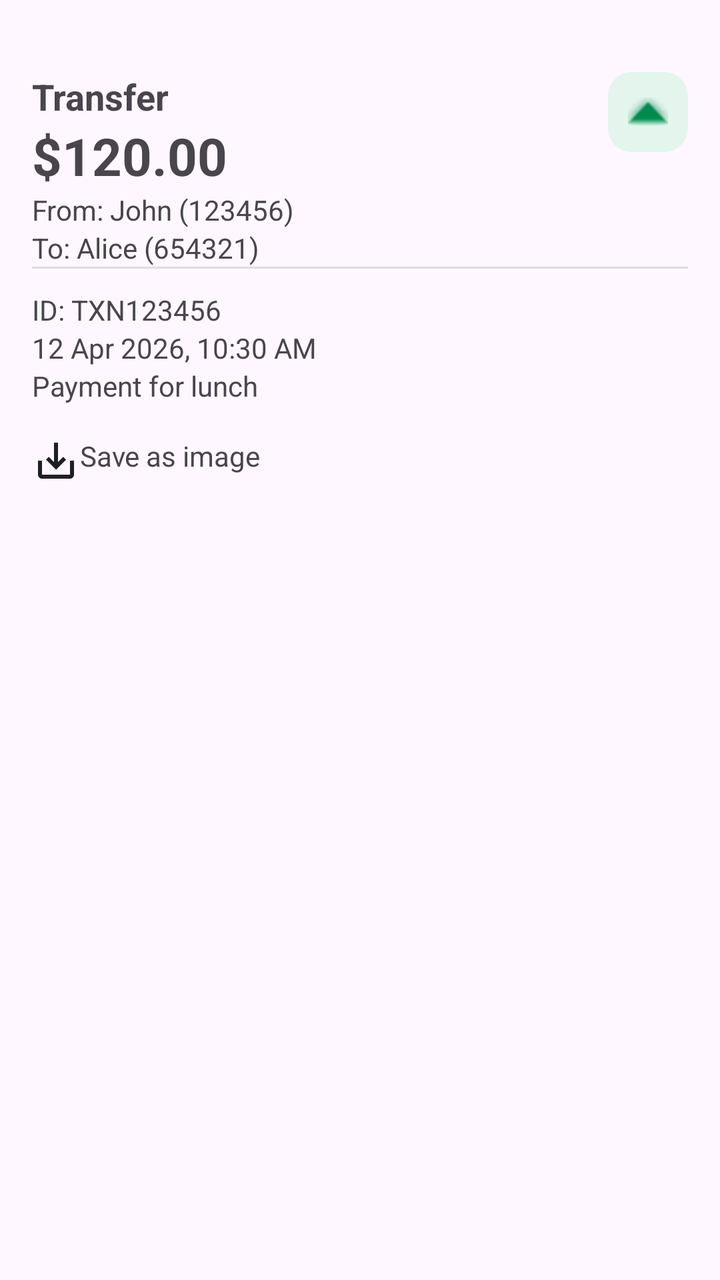
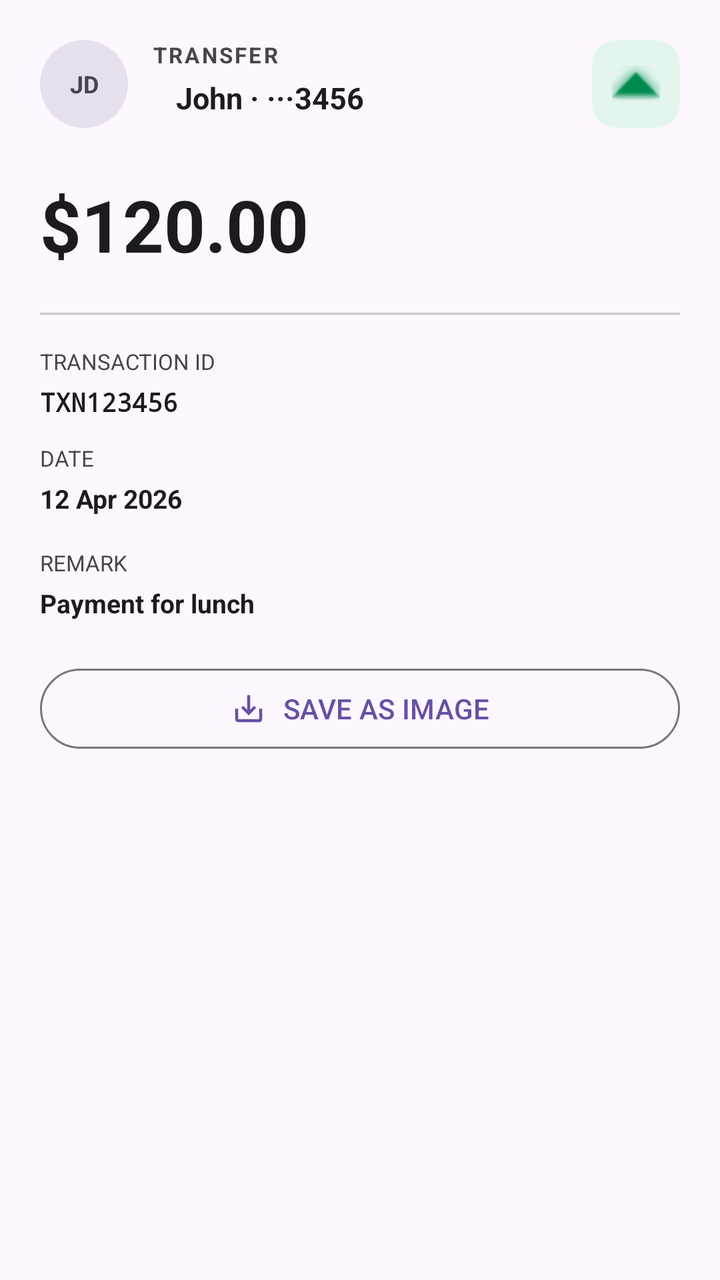

Compare the two renders of this Android layout. The source of the first and the diff that turns it into the second are given below.
<!-- AndroidManifest.xml: application theme Theme.Banking_app_Y3S2 -->
<!-- res/layout/fragment_tran_detail_bottom_sheet.xml -->
<?xml version="1.0" encoding="utf-8"?>
<androidx.constraintlayout.widget.ConstraintLayout
    xmlns:android="http://schemas.android.com/apk/res/android"
    xmlns:app="http://schemas.android.com/apk/res-auto"
    android:padding="16dp"
    android:layout_width="match_parent"
    android:layout_height="wrap_content">

    
    <TextView
        android:layout_marginTop="20dp"
        android:id="@+id/typeTv"
        android:text="Transfer"
        android:textStyle="bold"
        android:textSize="18sp"
        android:layout_width="wrap_content"
        android:layout_height="wrap_content"

        app:layout_constraintTop_toTopOf="parent"
        app:layout_constraintStart_toStartOf="parent"/>

    
    <ImageView
        android:layout_marginTop="20dp"
        android:id="@+id/icon_iv"
        android:layout_width="40dp"
        android:layout_height="40dp"
        android:background="@drawable/bg_soft_icon_green"
        android:padding="10dp"
        android:src="@android:drawable/arrow_up_float"
        android:tint="@color/soft_green_text"
        app:layout_constraintTop_toTopOf="parent"
        app:layout_constraintEnd_toEndOf="parent"/>

    
    <TextView
        android:id="@+id/amountTv"
        android:text="$120.00"
        android:textSize="26sp"
        android:textStyle="bold"
        android:layout_width="wrap_content"
        android:layout_height="wrap_content"

        app:layout_constraintTop_toBottomOf="@id/typeTv"
        app:layout_constraintStart_toStartOf="parent"/>

    
    <TextView
        android:id="@+id/senderTv"
        android:text="From: John (123456)"
        android:layout_width="wrap_content"
        android:layout_height="wrap_content"

        app:layout_constraintTop_toBottomOf="@id/amountTv"
        app:layout_constraintStart_toStartOf="parent"/>

    
    <TextView
        android:id="@+id/receiverTv"
        android:text="To: Alice (654321)"
        android:layout_width="wrap_content"
        android:layout_height="wrap_content"
        app:layout_constraintTop_toBottomOf="@id/senderTv"
        app:layout_constraintStart_toStartOf="parent"/>

    
    <View
        android:layout_width="0dp"
        android:layout_height="1dp"
        android:background="#DDDDDD"

        app:layout_constraintTop_toBottomOf="@id/receiverTv"
        app:layout_constraintStart_toStartOf="parent"
        app:layout_constraintEnd_toEndOf="parent"/>

    
    <TextView
        android:id="@+id/transactionIdTv"
        android:text="ID: TXN123456"
        android:layout_width="wrap_content"
        android:layout_height="wrap_content"

        app:layout_constraintTop_toBottomOf="@id/receiverTv"
        app:layout_constraintStart_toStartOf="parent"
        android:layout_marginTop="12dp"/>

    
    <TextView
        android:id="@+id/dateTv"
        android:text="12 Apr 2026, 10:30 AM"
        android:layout_width="wrap_content"
        android:layout_height="wrap_content"

        app:layout_constraintTop_toBottomOf="@id/transactionIdTv"
        app:layout_constraintStart_toStartOf="parent"/>

    
    <TextView
        android:id="@+id/remarkTv"
        android:text="Payment for lunch"
        android:layout_width="wrap_content"
        android:layout_height="wrap_content"

        app:layout_constraintTop_toBottomOf="@id/dateTv"
        app:layout_constraintStart_toStartOf="parent"/>

    <LinearLayout
        app:layout_constraintTop_toBottomOf="@+id/remarkTv"
        android:layout_width="match_parent"
        android:layout_height="wrap_content"
        android:layout_marginTop="16dp"
        android:orientation="horizontal">
        <ImageView
            android:src="@drawable/icon_save_alt_24"
            android:layout_width="wrap_content"
            android:layout_height="wrap_content"/>
        <TextView
            android:layout_width="wrap_content"
            android:layout_height="wrap_content"
            android:text="Save as image"/>
    </LinearLayout>

</androidx.constraintlayout.widget.ConstraintLayout>
<!-- resources referenced by this layout -->
<resources>
  <color name="soft_green_text">#008A4E</color>
  <!-- drawable bg_soft_icon_green (drawable) -->
  <?xml version="1.0" encoding="utf-8"?>
  <shape xmlns:android="http://schemas.android.com/apk/res/android" android:shape="rectangle">
      <solid android:color="@color/soft_green_bg" />
      <corners android:radius="12dp" />
  </shape>
  <!-- drawable icon_save_alt_24 (drawable) -->
  <vector xmlns:android="http://schemas.android.com/apk/res/android" android:height="24dp" android:tint="#1E1F22" android:viewportHeight="24" android:viewportWidth="24" android:width="24dp">
        
      <path android:fillColor="@android:color/white" android:pathData="M19,12v7L5,19v-7L3,12v7c0,1.1 0.9,2 2,2h14c1.1,0 2,-0.9 2,-2v-7h-2zM13,12.67l2.59,-2.58L17,11.5l-5,5 -5,-5 1.41,-1.41L11,12.67L11,3h2z"/>
      
  </vector>
  <style name="Theme.Banking_app_Y3S2" parent="Base.Theme.Banking_app_Y3S2" />
  <color name="soft_green_bg">#E4F5EE</color>
  <style name="Base.Theme.Banking_app_Y3S2" parent="Theme.Material3.DayNight.NoActionBar">
          
          
          <item name="android:textViewStyle">@style/Widget.BankingApp.CleanTextView</item>
          <item name="android:editTextStyle">@style/Widget.BankingApp.CleanEditText</item>
          <item name="buttonStyle">@style/Widget.BankingApp.CleanButton</item>
      </style>
  <style name="Widget.BankingApp.CleanTextView" parent="@android:style/Widget.TextView">
          <item name="android:shadowColor">@android:color/transparent</item>
          <item name="android:shadowDx">0</item>
          <item name="android:shadowDy">0</item>
          <item name="android:shadowRadius">0</item>
          <item name="android:elegantTextHeight">false</item>
      </style>
  <style name="Widget.BankingApp.CleanEditText" parent="@android:style/Widget.EditText">
          <item name="android:shadowColor">@android:color/transparent</item>
          <item name="android:shadowDx">0</item>
          <item name="android:shadowDy">0</item>
          <item name="android:shadowRadius">0</item>
          <item name="android:textColor">@color/text_primary</item>
          <item name="android:textColorHint">@color/text_hint</item>
      </style>
  <style name="Widget.BankingApp.CleanButton" parent="Widget.Material3.Button">
          <item name="android:shadowColor">@android:color/transparent</item>
          <item name="android:shadowDx">0</item>
          <item name="android:shadowDy">0</item>
          <item name="android:shadowRadius">0</item>
          <item name="android:textStyle">bold</item>
          <item name="android:textAllCaps">false</item>
      </style>
  <color name="text_primary">#1D335A</color>
  <color name="text_hint">#5E6E8B</color>
</resources>

<!-- the commit's change to res/layout/fragment_tran_detail_bottom_sheet.xml (unified diff, before → after) -->
@@ -1,32 +1,61 @@
-<?xml version="1.0" encoding="utf-8"?>
 <androidx.constraintlayout.widget.ConstraintLayout
     xmlns:android="http://schemas.android.com/apk/res/android"
     xmlns:app="http://schemas.android.com/apk/res-auto"
-    android:padding="16dp"
     android:layout_width="match_parent"
-    android:layout_height="wrap_content">
+    android:layout_height="wrap_content"
+    android:padding="20dp">
 
     
     <TextView
-        android:layout_marginTop="20dp"
-        android:id="@+id/typeTv"
-        android:text="Transfer"
+        android:id="@+id/counterPartyAvatar"
+        android:layout_width="44dp"
+        android:layout_height="44dp"
+        android:background="@drawable/bg_avatar"
+        android:gravity="center"
+        android:text="JD"
+        android:textSize="12sp"
         android:textStyle="bold"
-        android:textSize="18sp"
-        android:layout_width="wrap_content"
+        android:textColor="?attr/colorOnSurfaceVariant"
+        app:layout_constraintStart_toStartOf="parent"
+        app:layout_constraintTop_toTopOf="parent"/>
+
+    
+    <TextView
+        android:id="@+id/directionalLabel"
+        android:layout_width="0dp"
         android:layout_height="wrap_content"
+        android:text="TRANSFER"
+        android:textSize="11sp"
+        android:textStyle="bold"
+        android:letterSpacing="0.1"
+        android:textColor="?attr/colorOnSurfaceVariant"
+        android:layout_marginStart="12dp"
+        app:layout_constraintStart_toEndOf="@id/counterPartyAvatar"
+        app:layout_constraintTop_toTopOf="@id/counterPartyAvatar"
+        app:layout_constraintEnd_toStartOf="@id/icon_iv"/>
 
-        app:layout_constraintTop_toTopOf="parent"
-        app:layout_constraintStart_toStartOf="parent"/>
+    
+    <TextView
+        android:id="@+id/counterPartyNameTv"
+        android:layout_width="0dp"
+        android:layout_height="wrap_content"
+        android:text="John · ···3456"
+        android:textSize="15sp"
+        android:textStyle="bold"
+        android:textColor="?attr/colorOnSurface"
+        android:layout_marginStart="12dp"
+        android:layout_marginTop="4dp"
+        app:layout_constraintStart_toStartOf="@id/directionalLabel"
+        app:layout_constraintTop_toBottomOf="@id/directionalLabel"
+        app:layout_constraintEnd_toStartOf="@id/icon_iv"/>
 
     
     <ImageView
-        android:layout_marginTop="20dp"
         android:id="@+id/icon_iv"
-        android:layout_width="40dp"
-        android:layout_height="40dp"
+        android:layout_width="44dp"
+        android:layout_height="44dp"
+        android:padding="10dp"
         android:background="@drawable/bg_soft_icon_green"
-        android:padding="10dp"
         android:src="@android:drawable/arrow_up_float"
         android:tint="@color/soft_green_text"
         app:layout_constraintTop_toTopOf="parent"
@@ -35,89 +64,119 @@
     
     <TextView
         android:id="@+id/amountTv"
-        android:text="$120.00"
-        android:textSize="26sp"
-        android:textStyle="bold"
         android:layout_width="wrap_content"
         android:layout_height="wrap_content"
-
-        app:layout_constraintTop_toBottomOf="@id/typeTv"
-        app:layout_constraintStart_toStartOf="parent"/>
-
-    
-    <TextView
-        android:id="@+id/senderTv"
-        android:text="From: John (123456)"
-        android:layout_width="wrap_content"
-        android:layout_height="wrap_content"
-
-        app:layout_constraintTop_toBottomOf="@id/amountTv"
-        app:layout_constraintStart_toStartOf="parent"/>
-
-    
-    <TextView
-        android:id="@+id/receiverTv"
-        android:text="To: Alice (654321)"
-        android:layout_width="wrap_content"
-        android:layout_height="wrap_content"
-        app:layout_constraintTop_toBottomOf="@id/senderTv"
+        android:text="$120.00"
+        android:textSize="36sp"
+        android:textStyle="bold"
+        android:textColor="?attr/colorOnSurface"
+        android:layout_marginTop="24dp"
+        app:layout_constraintTop_toBottomOf="@id/counterPartyAvatar"
         app:layout_constraintStart_toStartOf="parent"/>
 
     
     <View
+        android:id="@+id/divider"
         android:layout_width="0dp"
         android:layout_height="1dp"
-        android:background="#DDDDDD"
-
-        app:layout_constraintTop_toBottomOf="@id/receiverTv"
+        android:layout_marginTop="20dp"
+        android:background="?attr/colorOutlineVariant"
+        app:layout_constraintTop_toBottomOf="@id/amountTv"
         app:layout_constraintStart_toStartOf="parent"
         app:layout_constraintEnd_toEndOf="parent"/>
 
     
     <TextView
-        android:id="@+id/transactionIdTv"
-        android:text="ID: TXN123456"
+        android:id="@+id/transactionIdLabel"
         android:layout_width="wrap_content"
         android:layout_height="wrap_content"
-
-        app:layout_constraintTop_toBottomOf="@id/receiverTv"
-        app:layout_constraintStart_toStartOf="parent"
-        android:layout_marginTop="12dp"/>
+        android:text="@string/transaction_id"
+        android:textSize="11sp"
+        android:textColor="?attr/colorOnSurfaceVariant"
+        android:layout_marginTop="16dp"
+        app:layout_constraintTop_toBottomOf="@id/divider"
+        app:layout_constraintStart_toStartOf="parent"/>
 
     
     <TextView
-        android:id="@+id/dateTv"
-        android:text="12 Apr 2026, 10:30 AM"
+        android:id="@+id/transactionIdTv"
         android:layout_width="wrap_content"
         android:layout_height="wrap_content"
+        android:text="TXN123456"
+        android:textSize="13sp"
+        android:textStyle="bold"
+        android:fontFamily="monospace"
+        android:textColor="?attr/colorOnSurface"
+        android:layout_marginTop="4dp"
+        app:layout_constraintTop_toBottomOf="@id/transactionIdLabel"
+        app:layout_constraintStart_toStartOf="parent"/>
 
+    
+    <TextView
+        android:id="@+id/dateLabel"
+        android:layout_width="wrap_content"
+        android:layout_height="wrap_content"
+        android:text="@string/date"
+        android:textAllCaps="true"
+        android:textSize="11sp"
+        android:textColor="?attr/colorOnSurfaceVariant"
+        android:layout_marginTop="12dp"
         app:layout_constraintTop_toBottomOf="@id/transactionIdTv"
         app:layout_constraintStart_toStartOf="parent"/>
 
     
     <TextView
-        android:id="@+id/remarkTv"
-        android:text="Payment for lunch"
+        android:id="@+id/dateTv"
         android:layout_width="wrap_content"
         android:layout_height="wrap_content"
+        android:text="12 Apr 2026"
+        android:textSize="13sp"
+        android:textStyle="bold"
+        android:textColor="?attr/colorOnSurface"
+        android:layout_marginTop="4dp"
+        app:layout_constraintTop_toBottomOf="@id/dateLabel"
+        app:layout_constraintStart_toStartOf="parent"/>
 
+    
+    <TextView
+        android:id="@+id/remarkLabel"
+        android:layout_width="wrap_content"
+        android:layout_height="wrap_content"
+        android:text="@string/remark"
+        android:textAllCaps="true"
+        android:textSize="11sp"
+        android:textColor="?attr/colorOnSurfaceVariant"
+        android:layout_marginTop="16dp"
         app:layout_constraintTop_toBottomOf="@id/dateTv"
         app:layout_constraintStart_toStartOf="parent"/>
 
-    <LinearLayout
-        app:layout_constraintTop_toBottomOf="@+id/remarkTv"
-        android:layout_width="match_parent"
+    
+    <TextView
+        android:id="@+id/remarkTv"
+        android:layout_width="wrap_content"
         android:layout_height="wrap_content"
-        android:layout_marginTop="16dp"
-        android:orientation="horizontal">
-        <ImageView
-            android:src="@drawable/icon_save_alt_24"
-            android:layout_width="wrap_content"
-            android:layout_height="wrap_content"/>
-        <TextView
-            android:layout_width="wrap_content"
-            android:layout_height="wrap_content"
-            android:text="Save as image"/>
-    </LinearLayout>
+        android:text="Payment for lunch"
+        android:textSize="13sp"
+        android:textStyle="bold"
+        android:textColor="?attr/colorOnSurface"
+        android:layout_marginTop="4dp"
+        app:layout_constraintTop_toBottomOf="@id/remarkLabel"
+        app:layout_constraintStart_toStartOf="parent"/>
+
+    
+    <com.google.android.material.button.MaterialButton
+        android:id="@+id/saveBtn"
+        android:layout_width="0dp"
+        android:layout_height="48dp"
+        android:text="@string/save_as_image"
+        android:textAllCaps="false"
+        style="@style/Widget.Material3.Button.OutlinedButton"
+        app:icon="@drawable/icon_save_alt_24"
+        app:iconGravity="textStart"
+        app:iconPadding="8dp"
+        android:layout_marginTop="20dp"
+        app:layout_constraintTop_toBottomOf="@id/remarkTv"
+        app:layout_constraintStart_toStartOf="parent"
+        app:layout_constraintEnd_toEndOf="parent"/>
 
 </androidx.constraintlayout.widget.ConstraintLayout>
<!-- resource entries referenced after the edit -->
@@ -1,6 +1,14 @@
 <!-- resources referenced by this layout -->
 <resources>
   <color name="soft_green_text">#008A4E</color>
+  <!-- drawable bg_avatar (drawable) -->
+  <?xml version="1.0" encoding="utf-8"?>
+  <shape xmlns:android="http://schemas.android.com/apk/res/android"
+      android:shape="oval">
+  
+      <solid android:color="?attr/colorSurfaceVariant" />
+  
+  </shape>
   <!-- drawable bg_soft_icon_green (drawable) -->
   <?xml version="1.0" encoding="utf-8"?>
   <shape xmlns:android="http://schemas.android.com/apk/res/android" android:shape="rectangle">
@@ -13,6 +21,10 @@
       <path android:fillColor="@android:color/white" android:pathData="M19,12v7L5,19v-7L3,12v7c0,1.1 0.9,2 2,2h14c1.1,0 2,-0.9 2,-2v-7h-2zM13,12.67l2.59,-2.58L17,11.5l-5,5 -5,-5 1.41,-1.41L11,12.67L11,3h2z"/>
       
   </vector>
+  <string name="date">Date</string>
+  <string name="remark">Remark</string>
+  <string name="save_as_image">SAVE AS IMAGE</string>
+  <string name="transaction_id">TRANSACTION ID</string>
   <style name="Theme.Banking_app_Y3S2" parent="Base.Theme.Banking_app_Y3S2" />
   <color name="soft_green_bg">#E4F5EE</color>
   <style name="Base.Theme.Banking_app_Y3S2" parent="Theme.Material3.DayNight.NoActionBar">
